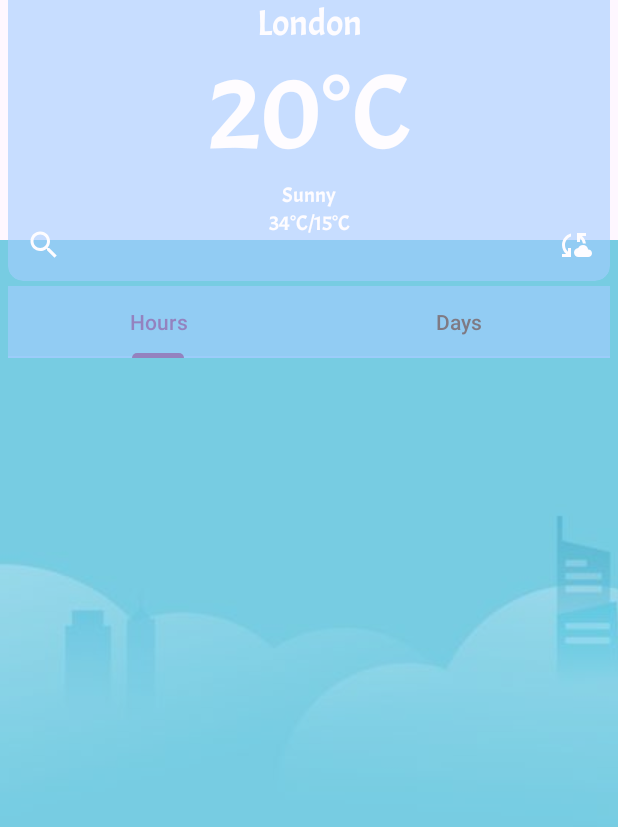
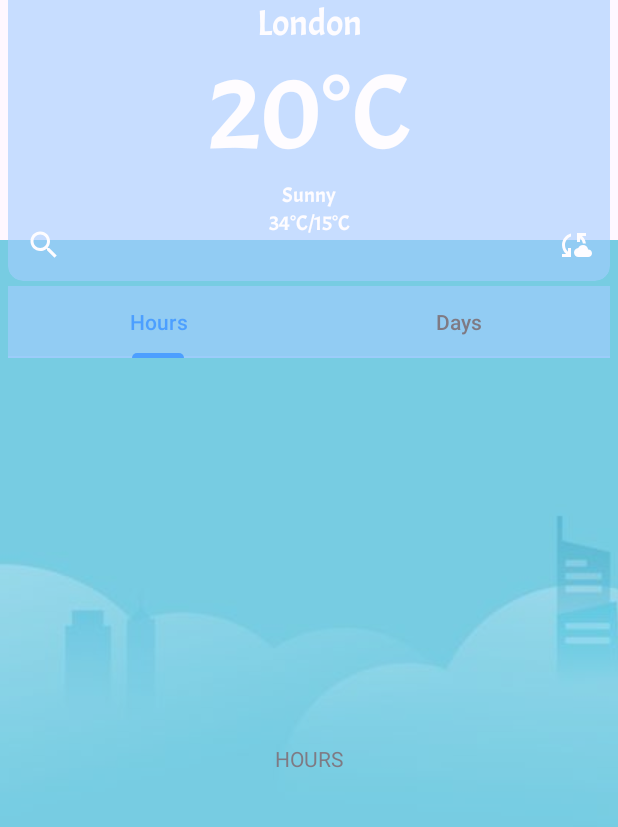
Before and after one commit to ArtemXArtemX/WetherAPI, an Android app: the screen it shows after launch (MainActivity), on a phone screen of 412 x 824 dp, the part 68-895 px from its top. Run offline under Robolectric (Android 15) with nearby library versions, the phone set to English and light mode, and no system bars; our stand-ins replace Volley.

Commit message:
Изменен цвет Status Bar, добавлены HoursFragment и DaysFragment, создан VpAdapter и подключен к ViewPager2 и TabLayout в MainFragment.

```diff
--- /dev/null
+++ b/app/src/main/java/com/bignerdranch/android/wetherapi/Fragments/DaysFragment.kt
@@ -0,0 +1,25 @@
+package com.bignerdranch.android.wetherapi.Fragments
+
+import android.os.Bundle
+import androidx.fragment.app.Fragment
+import android.view.LayoutInflater
+import android.view.View
+import android.view.ViewGroup
+import com.bignerdranch.android.wetherapi.R
+
+class DaysFragment : Fragment() {
+
+    override fun onCreateView(
+        inflater: LayoutInflater, container: ViewGroup?,
+        savedInstanceState: Bundle?
+    ): View? {
+        // Inflate the layout for this fragment
+        return inflater.inflate(R.layout.fragment_days, container, false)
+    }
+
+    companion object {
+        @JvmStatic
+        fun newInstance() = DaysFragment()
+
+    }
+}
--- /dev/null
+++ b/app/src/main/java/com/bignerdranch/android/wetherapi/Fragments/HoursFragment.kt
@@ -0,0 +1,24 @@
+package com.bignerdranch.android.wetherapi.Fragments
+
+import android.os.Bundle
+import androidx.fragment.app.Fragment
+import android.view.LayoutInflater
+import android.view.View
+import android.view.ViewGroup
+import com.bignerdranch.android.wetherapi.R
+
+
+class HoursFragment : Fragment() {
+    override fun onCreateView(
+        inflater: LayoutInflater, container: ViewGroup?,
+        savedInstanceState: Bundle?
+    ): View? {
+        // Inflate the layout for this fragment
+        return inflater.inflate(R.layout.fragment_hours, container, false)
+    }
+
+    companion object {
+        @JvmStatic
+        fun newInstance() = HoursFragment()
+    }
+}
--- a/app/src/main/java/com/bignerdranch/android/wetherapi/Fragments/MainFragment.kt
+++ b/app/src/main/java/com/bignerdranch/android/wetherapi/Fragments/MainFragment.kt
@@ -8,12 +8,26 @@ import android.view.ViewGroup
 import com.bignerdranch.android.wetherapi.R
 import com.bignerdranch.android.wetherapi.databinding.ActivityMainBinding
 import com.bignerdranch.android.wetherapi.databinding.FragmentMainBinding
+import androidx.fragment.app.FragmentActivity
+import androidx.fragment.app.setFragmentResultListener
+import com.bignerdranch.android.wetherapi.adapters.VpAdapter
+import com.google.android.material.tabs.TabLayoutMediator
 import android.Manifest
 import android.widget.Toast
 import androidx.activity.result.ActivityResultLauncher
 import androidx.activity.result.contract.ActivityResultContracts
 
 class MainFragment: Fragment(){
+
+    private val fList = listOf(
+        HoursFragment.newInstance(),
+        DaysFragment.newInstance()
+    )
+    private val tList = listOf(
+        "Hours",
+        "Days"
+    )
+
     private lateinit var pLauncher: ActivityResultLauncher<String>
     private lateinit var binding: FragmentMainBinding
     override fun onCreateView(
@@ -27,6 +41,15 @@ class MainFragment: Fragment(){
     override fun onViewCreated(view: View, savedInstanceState: Bundle?) {
         super.onViewCreated(view, savedInstanceState)
         checkPermission()
+        init()
+    }
+
+    private fun init() = with(binding){
+        val adapter = VpAdapter(activity as FragmentActivity, fList)
+        vp.adapter = adapter
+        TabLayoutMediator(tabLayout, vp){
+                tab, pos -> tab.text = tList[pos]
+        }.attach()
     }
 
     private fun permissionListener(){
--- a/app/src/main/java/com/bignerdranch/android/wetherapi/MainViewModel.kt
+++ b/app/src/main/java/com/bignerdranch/android/wetherapi/MainViewModel.kt
@@ -4,6 +4,6 @@ import androidx.lifecycle.MutableLiveData
 import androidx.lifecycle.ViewModel
 
 class MainViewModel : ViewModel() {
-    val liveDataCurrent: MutableLiveData<String>()
-    val liveDataList: MutableLiveData<List<String>>()
+    // val liveDataCurrent: MutableLiveData<String>()
+    //  val liveDataList: MutableLiveData<List<String>>()
 }
--- /dev/null
+++ b/app/src/main/java/com/bignerdranch/android/wetherapi/adapters/VpAdapter.kt
@@ -0,0 +1,15 @@
+package com.bignerdranch.android.wetherapi.adapters
+
+import androidx.fragment.app.Fragment
+import androidx.fragment.app.FragmentActivity
+import androidx.viewpager2.adapter.FragmentStateAdapter
+
+class VpAdapter(fa: FragmentActivity, private val list: List<Fragment>) : FragmentStateAdapter(fa) {
+    override fun getItemCount(): Int {
+        return list.size
+    }
+
+    override fun createFragment(position: Int): Fragment {
+        return list[position]
+    }
+}
--- /dev/null
+++ b/app/src/main/res/layout/fragment_days.xml
@@ -0,0 +1,15 @@
+<?xml version="1.0" encoding="utf-8"?>
+<FrameLayout xmlns:android="http://schemas.android.com/apk/res/android"
+    xmlns:tools="http://schemas.android.com/tools"
+    android:layout_width="match_parent"
+    android:layout_height="match_parent"
+    tools:context=".Fragments.DaysFragment">
+
+    <!-- TODO: Update blank fragment layout -->
+    <TextView
+        android:layout_width="match_parent"
+        android:layout_height="match_parent"
+        android:gravity="center"
+        android:text="DAYS" />
+
+</FrameLayout>
--- /dev/null
+++ b/app/src/main/res/layout/fragment_hours.xml
@@ -0,0 +1,15 @@
+<?xml version="1.0" encoding="utf-8"?>
+<FrameLayout xmlns:android="http://schemas.android.com/apk/res/android"
+    xmlns:tools="http://schemas.android.com/tools"
+    android:layout_width="match_parent"
+    android:layout_height="match_parent"
+    tools:context=".Fragments.HoursFragment">
+
+    <!-- TODO: Update blank fragment layout -->
+    <TextView
+        android:layout_width="match_parent"
+        android:layout_height="match_parent"
+        android:gravity="center"
+        android:text="HOURS" />
+
+</FrameLayout>
--- a/app/src/main/res/values/colors.xml
+++ b/app/src/main/res/values/colors.xml
@@ -3,4 +3,5 @@
     <color name="black">#FF000000</color>
     <color name="white">#FFFFFFFF</color>
     <color name="card_blue">#9A7FBCFF</color>
+    <color name="tool_blue">#007AFF</color>
 </resources>
--- a/app/src/main/res/values/themes.xml
+++ b/app/src/main/res/values/themes.xml
@@ -3,7 +3,11 @@
     <style name="Base.Theme.WetherAPI" parent="Theme.Material3.DayNight.NoActionBar">
         <!-- Customize your light theme here. -->
         <!-- <item name="colorPrimary">@color/my_light_primary</item> -->
+        <item name="colorPrimaryVariant">@color/tool_blue</item>
+        <item name="colorPrimary">@color/tool_blue</item>
     </style>
 
     <style name="Theme.WetherAPI" parent="Base.Theme.WetherAPI" />
+
+
 </resources>
```
